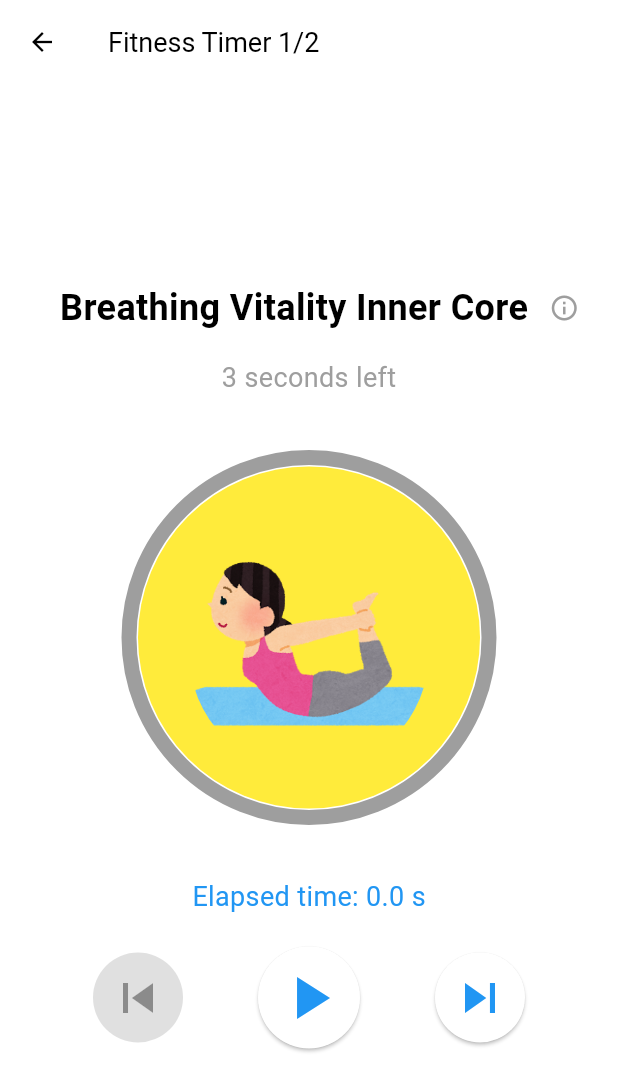
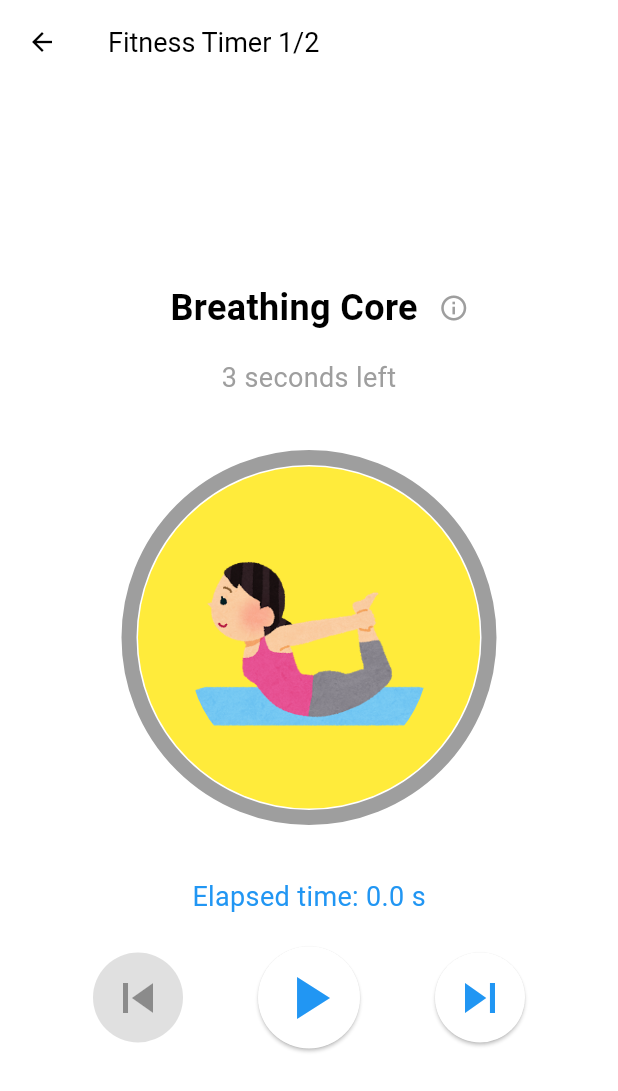
Before and after one commit to rachelzz1/mobile-asm1-groupwork, a Flutter app: the FitnessTimerPage1 screen opened directly, on a phone screen of 412 x 824 dp. Shown: the top 1091 px of the screen. Run offline on Flutter 3.47's test engine with Material 3 defaults, Android fonts, the phone set to English and light mode, and no system bars; our stand-ins replace flutter_svg, get_storage, video_player; accounts and stored records are empty; Roboto replaces fonts that are missing (SansSerif).

Commit message:
Update fitness_timer_page_1.dart

```diff
--- a/lib/fitness_timer_page_1.dart
+++ b/lib/fitness_timer_page_1.dart
@@ -12,7 +12,7 @@ class FitnessTimerPage1 extends StatefulWidget {
 }
 
 class _FitnessTimerPage1State extends State<FitnessTimerPage1> {
-  final String _exerciseName = 'Breathing Vitality Inner Core';
+  final String _exerciseName = 'Breathing Core';
   final String _imagePath = 'assets/images/exercise1.png';
   static const double _totalDuration = 3.0;
 
```
